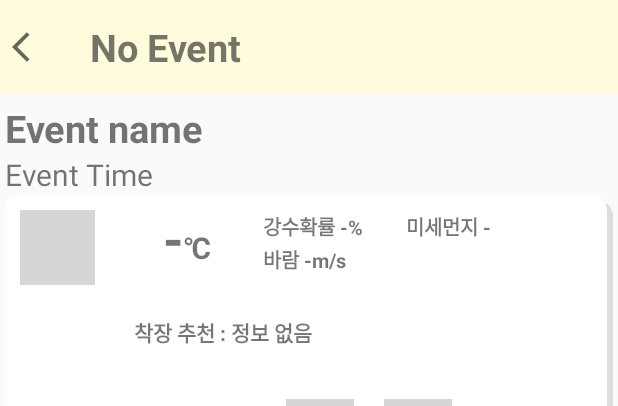
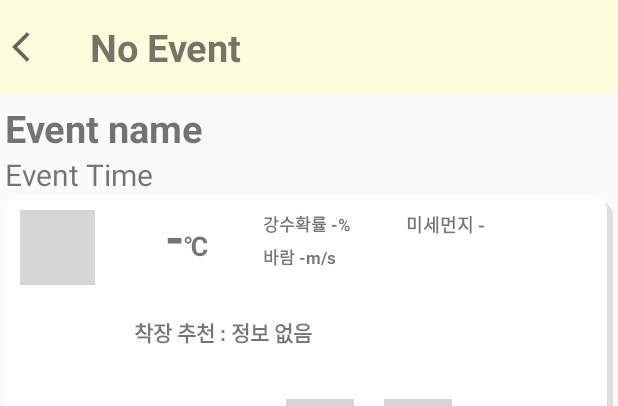
Before and after one commit to hj-jung/Exam1, an Android app: the layout activity_detail_page.xml on its own in the app's theme, with its tools: preview values and no code run, on a phone screen of 412 x 824 dp. Shown: the top 406 px of the screen. Run offline under Robolectric (Android 15) with nearby library versions, the phone set to English and light mode, and no system bars; grey boxes are pictures that could not be loaded.

```diff
--- a/app/src/main/java/com/cookandroid/exam/Activity/ScheduleUpdateActivity.java
+++ b/app/src/main/java/com/cookandroid/exam/Activity/ScheduleUpdateActivity.java
@@ -310,12 +310,6 @@ public class ScheduleUpdateActivity extends FragmentActivity {
         schedule_name = scheduleName.getText().toString();
         schedule_context = scheduleContext.getText().toString();
 
-        ///Intent intent = getIntent();
-        //Bundle bundle = intent.getExtras();
-        //x = bundle.getDouble("x");
-        //y = bundle.getDouble("y");
-        //schedule_location = bundle.getString("Location");
-        //schedule_location = "장소";
         x = Double.parseDouble(locationX);
         y = Double.parseDouble(locationY);
 
--- a/app/src/main/res/layout/activity_detail_page.xml
+++ b/app/src/main/res/layout/activity_detail_page.xml
@@ -105,14 +105,14 @@
                             android:layout_height="wrap_content"
                             android:text="-"
                             android:textStyle="bold"
-                            android:textSize="35sp" />
+                            android:textSize="33sp" />
 
                         <TextView
                             android:layout_width="wrap_content"
                             android:layout_height="wrap_content"
                             android:text="℃"
                             android:textStyle="bold"
-                            android:textSize="20sp" />
+                            android:textSize="18sp" />
 
                     </LinearLayout>
 
@@ -134,7 +134,7 @@
                                 android:layout_height="wrap_content"
                                 android:text="강수확률 "
                                 android:textStyle="bold"
-                                android:textSize="13sp" />
+                                android:textSize="11sp" />
 
                             <TextView
                                 android:id="@+id/weather_rainpercent"
@@ -142,14 +142,14 @@
                                 android:layout_height="wrap_content"
                                 android:text="-"
                                 android:textStyle="bold"
-                                android:textSize="13sp" />
+                                android:textSize="11sp" />
 
                             <TextView
                                 android:layout_width="wrap_content"
                                 android:layout_height="wrap_content"
                                 android:text="%"
                                 android:textStyle="bold"
-                                android:textSize="13sp" />
+                                android:textSize="11sp" />
 
                         </LinearLayout>
 
@@ -164,7 +164,7 @@
                                 android:layout_height="wrap_content"
                                 android:text="바람 "
                                 android:textStyle="bold"
-                                android:textSize="13sp" />
+                                android:textSize="11sp" />
 
                             <TextView
                                 android:id="@+id/weather_windspeed"
@@ -172,14 +172,14 @@
                                 android:layout_height="wrap_content"
                                 android:text="-"
                                 android:textStyle="bold"
-                                android:textSize="13sp" />
+                                android:textSize="11sp" />
 
                             <TextView
                                 android:layout_width="wrap_content"
                                 android:layout_height="wrap_content"
                                 android:text="m/s"
                                 android:textStyle="bold"
-                                android:textSize="13sp" />
+                                android:textSize="11sp" />
 
                         </LinearLayout>
 
@@ -197,7 +197,7 @@
                             android:layout_height="wrap_content"
                             android:text="미세먼지 "
                             android:textStyle="bold"
-                            android:textSize="13sp" />
+                            android:textSize="12sp" />
 
                         <TextView
                             android:id="@+id/weather_dust"
@@ -205,7 +205,7 @@
                             android:layout_height="wrap_content"
                             android:text="-"
                             android:textStyle="bold"
-                            android:textSize="13sp" />
+                            android:textSize="12sp" />
 
                     </LinearLayout>
 
```
Also changed, not shown: app/src/main/java/com/cookandroid/exam/Activity/DetailPageActivity.java (+62 -7 lines).
